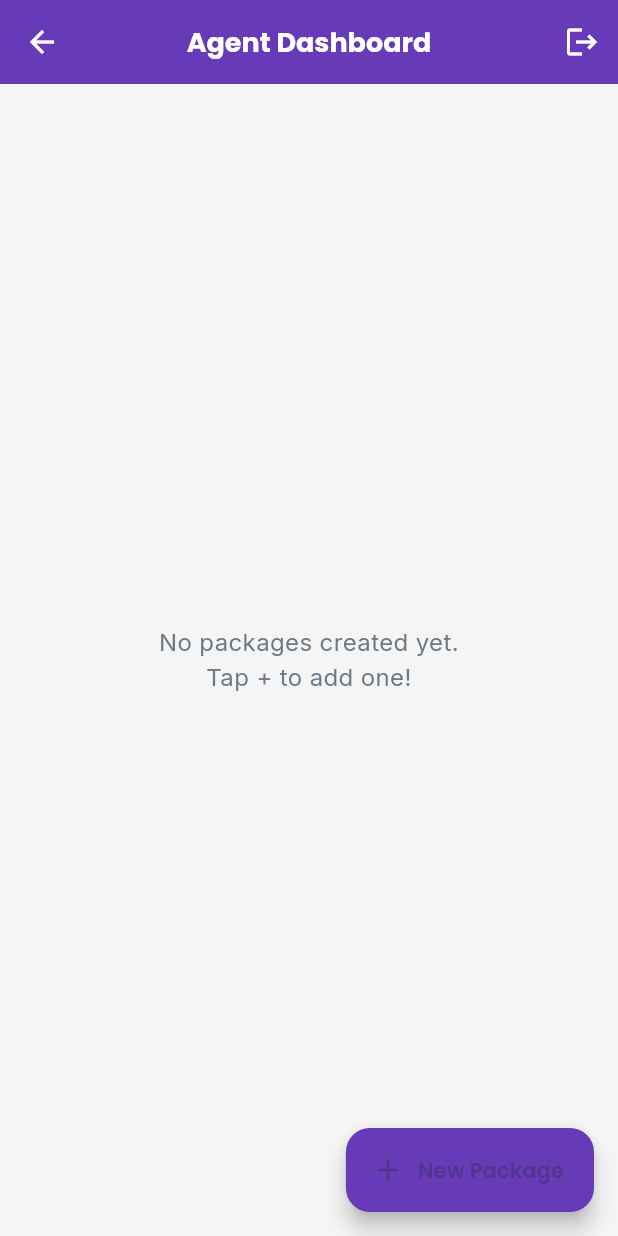
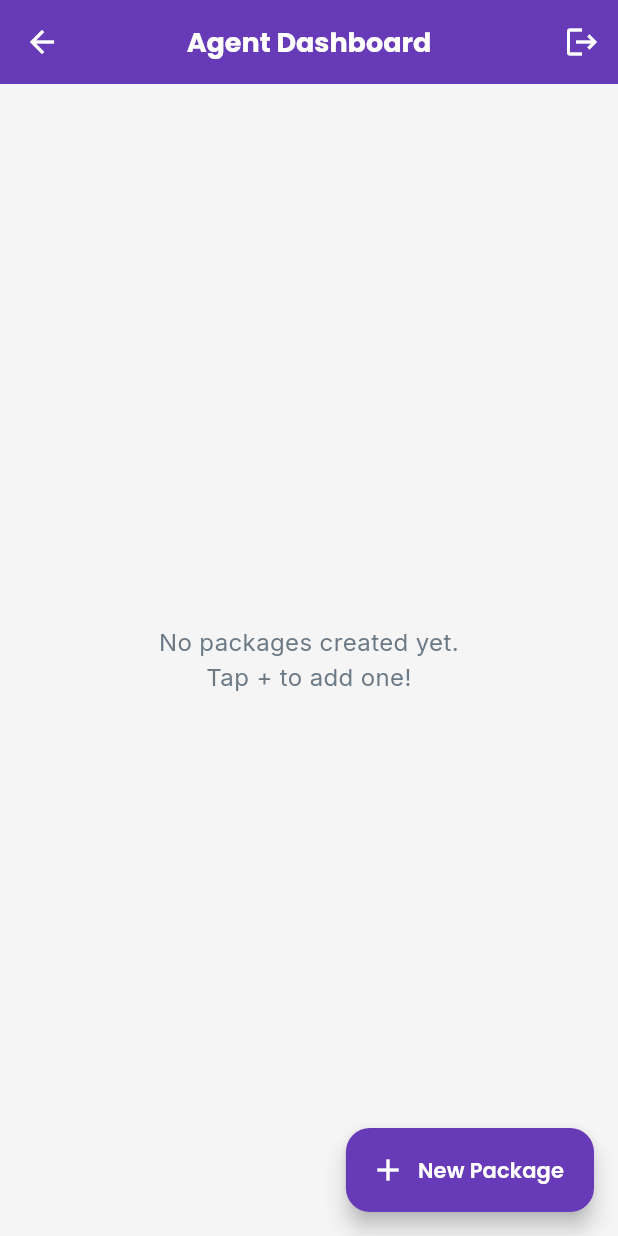
Before and after one commit to DeepPrajapati1580/tripmate, a Flutter app: the AgentHome screen opened by its route, on a phone screen of 412 x 824 dp. Run offline on Flutter 3.47's test engine with Material 3 defaults, Android fonts, the phone set to English and light mode, and no system bars; our stand-ins replace cloud_firestore, cloud_functions, firebase_auth, firebase_core, google_fonts, image_picker; missing offline and left inert: cloudinary_flutter, cloudinary_public, cloudinary_url_gen, razorpay_flutter; accounts and stored records are empty.

```diff
--- a/TRIPMATE/lib/screens/agent_home.dart
+++ b/TRIPMATE/lib/screens/agent_home.dart
@@ -37,9 +37,16 @@ class AgentHome extends StatelessWidget {
           context,
           MaterialPageRoute(builder: (_) => const TripFormPage()),
         ),
-        icon: const Icon(Icons.add),
-        label: const Text("New Package"),
+        icon: const Icon(
+          Icons.add,        // The + icon
+          color: Colors.white, // ✅ White color
+        ),
+        label: const Text(
+          "New Package",
+          style: TextStyle(color: Colors.white), // ✅ White text
+        ),
       ),
+
       body: user == null
           ? const Center(child: Text('Please login'))
           : StreamBuilder<List<TripPackage>>(
```
Also changed, not shown: TRIPMATE/lib/main.dart (+32 -30 lines), TRIPMATE/lib/screens/auth_page.dart (+20 -14 lines).
